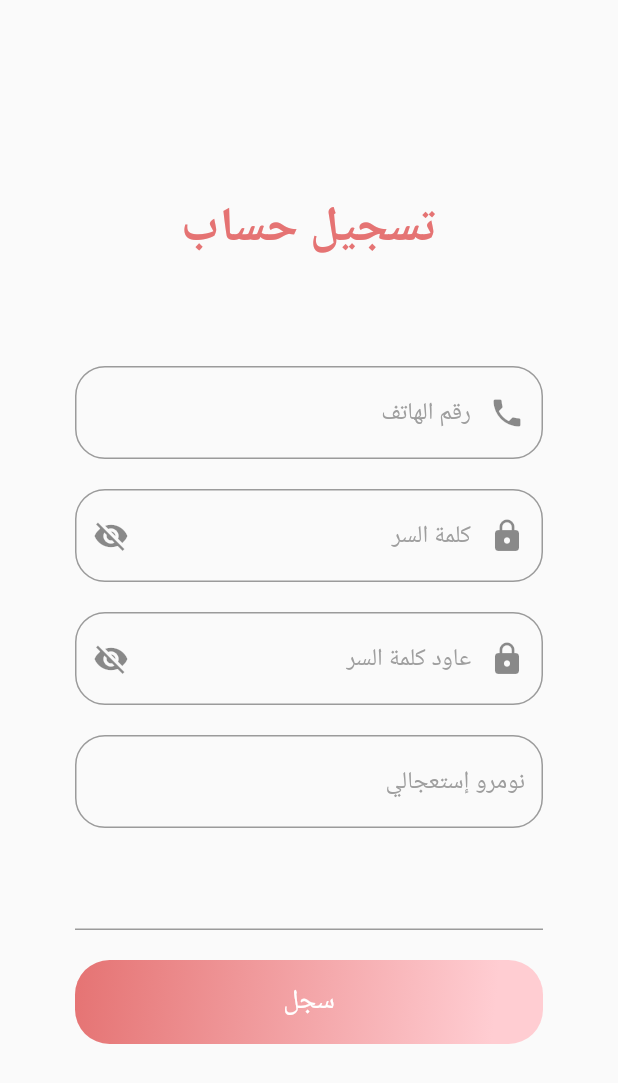
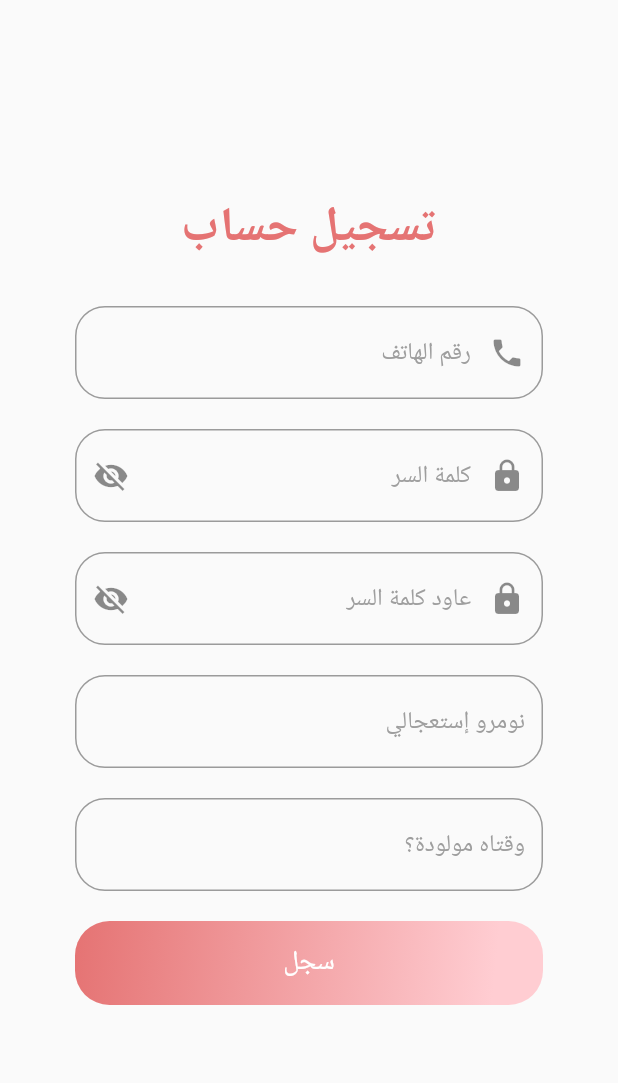
Before and after one commit to taharh/Hack_4Her, a Flutter app: the SignupPage screen opened directly, on a phone screen of 412 x 824 dp. Shown: the top 1083 px of the screen. Run offline on Flutter 3.47's test engine with Material 2 defaults, Android fonts, the light colour scheme and no system bars; drawn by our look-alikes of date_field; our stand-ins replace fluttertoast, shared_preferences, splashscreen, syncfusion_flutter_calendar; missing offline and left inert: flutter_dialogflow, sk_onboarding_screen; accounts and stored records are empty.

Commit message:
fixing signup

```diff
--- a/lib/widgets/signup.dart
+++ b/lib/widgets/signup.dart
@@ -1,8 +1,6 @@
 import 'package:flutter/material.dart';
 import 'package:hack_her/widgets/button.dart';
 import 'package:hack_her/widgets/text-center.dart';
-import 'package:hack_her/widgets/textfield.dart';
-import 'package:date_field/date_field.dart';
 
 void main() => runApp(SignupPage());
 
@@ -26,8 +24,7 @@ class _SignUpPageState extends State<SignUpPage> {
   String pwd = "";
   String pwd2 = "";
   String emergencyPhone = "";
-  String bddate;
-  DateTime selectedDate;
+  String date;
 
   void _toggleVisibility() {
     setState(() {
@@ -47,14 +44,13 @@ class _SignUpPageState extends State<SignUpPage> {
           children: <Widget>[
             new Container(
                 padding: EdgeInsets.all(50),
-                child: Center(
                 child: new Column(
                   crossAxisAlignment: CrossAxisAlignment.center,
-                    mainAxisAlignment: MainAxisAlignment.center,
+                  mainAxisAlignment: MainAxisAlignment.start,
                   children: <Widget>[
                     SizedBox(height: 80.0),
                     TextCenter("تسجيل حساب", Colors.red[300], 32.0),
-                      SizedBox(height: 70.0),
+                    SizedBox(height: 30.0),
                     TextField(
                       onChanged: (text) {
                         phone = text;
@@ -140,28 +136,33 @@ class _SignUpPageState extends State<SignUpPage> {
                           borderRadius: BorderRadius.circular(20.0),
                         ),
                       ),
-                        obscureText: _isHidden,
                     ),
                     SizedBox(
                       height: 20,
                     ),
-                      DateTimeField(
-                        selectedDate: selectedDate,
-                        onDateSelected: (DateTime date) {
-                          setState(() {
-                            bddate = date.toString();
-                          });
+                    TextField(
+                      onChanged: (text) {
+                        date = text;
                       },
-                        lastDate: DateTime(2020),
+                      textAlign: TextAlign.right,
+                      decoration: InputDecoration(
+                        hintText: "وقتاه مولودة؟",
+                        hintStyle: TextStyle(
+                          color: Colors.grey,
+                          fontSize: 16.0,
+                        ),
+                        border: OutlineInputBorder(
+                          borderRadius: BorderRadius.circular(20.0),
+                        ),
+                      ),
                     ),
                     SizedBox(height: 20.0),
                     InkWell(
                       onTap: (){
-                          print("XXXXXXXXXXX  "+bddate+"");
+
                       },
                       child: ButtonBuilder("سجل")),
                   ],
-                  ),
                 )),
           ],
         ),
--- a/pubspec.yaml
+++ b/pubspec.yaml
@@ -31,7 +31,6 @@ dependencies:
   url_launcher: ^5.0.3
   get_it: ^1.0.3+2
   flutter_dialogflow: ^0.1.3
-  date_field: ^0.3.3
 
   # The following adds the Cupertino Icons font to your application.
   # Use with the CupertinoIcons class for iOS style icons.
```
Also changed, not shown: pubspec.lock. Lines whose indentation alone changed are shown as unchanged.
